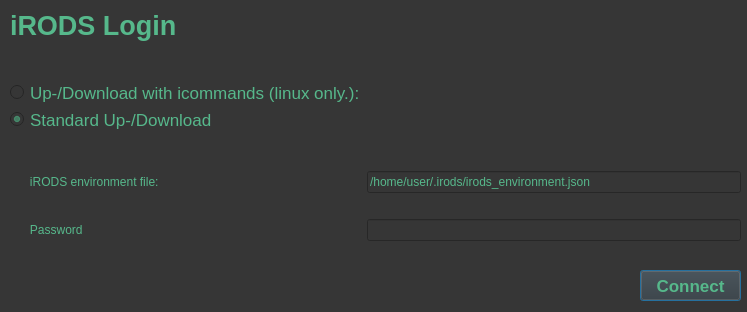
Qt form irods-basicGUI/ui-files/irodsLogin.ui (iBridges-for-iRODS/iBridges) before a commit.
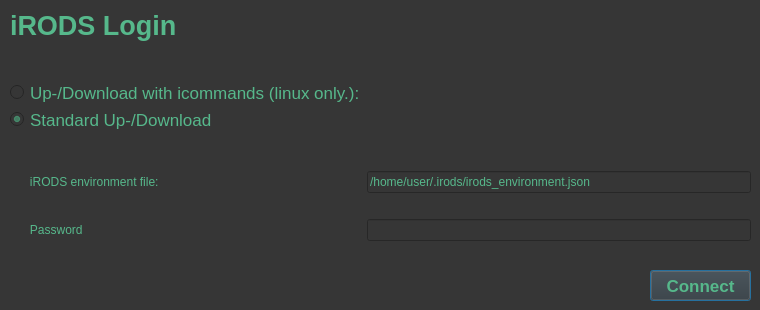
The same form after that commit.

Diff of the .ui file:
```diff
--- a/irods-basicGUI/ui-files/irodsLogin.ui
+++ b/irods-basicGUI/ui-files/irodsLogin.ui
@@ -6,14 +6,14 @@
    <rect>
     <x>0</x>
     <y>0</y>
-    <width>747</width>
-    <height>312</height>
+    <width>760</width>
+    <height>310</height>
    </rect>
   </property>
   <property name="minimumSize">
    <size>
-    <width>715</width>
-    <height>300</height>
+    <width>755</width>
+    <height>310</height>
    </size>
   </property>
   <property name="windowTitle">
@@ -29,7 +29,7 @@
     <rect>
      <x>10</x>
      <y>10</y>
-     <width>731</width>
+     <width>741</width>
      <height>251</height>
     </rect>
    </property>
@@ -185,7 +185,7 @@
   <widget class="QPushButton" name="connectButton">
    <property name="geometry">
     <rect>
-     <x>640</x>
+     <x>650</x>
      <y>270</y>
      <width>101</width>
      <height>31</height>
```
